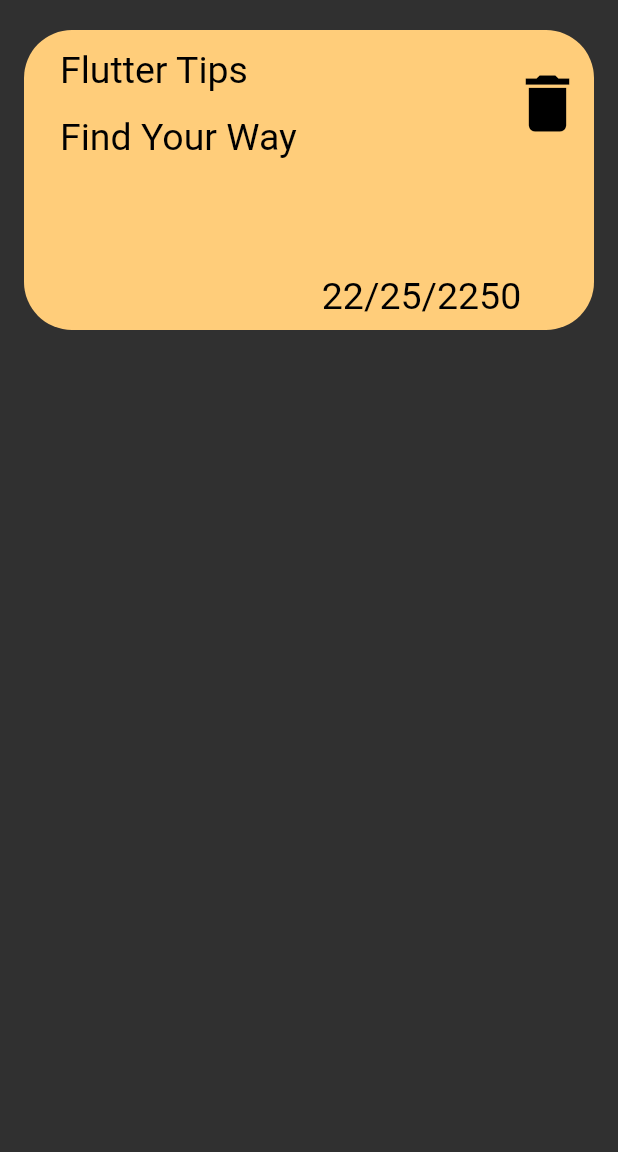
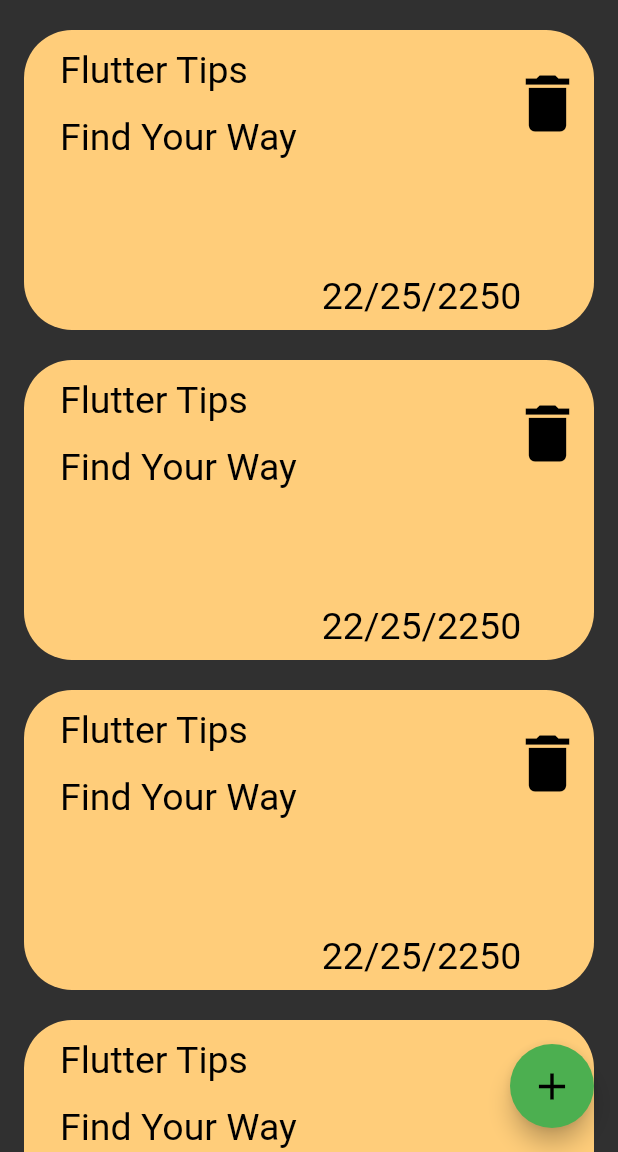
Before and after one commit to XMMX4K/notesalone, a Flutter app: the screen it shows after launch, on a phone screen of 412 x 824 dp, the part 84-1236 px from its top. Run offline on Flutter 3.47's test engine with Material 2 defaults, Android fonts, the phone set to English and light mode, and no system bars.

Commit message:
create model bottom sheet

```diff
--- a/lib/views/FirstView.dart
+++ b/lib/views/FirstView.dart
@@ -7,6 +7,20 @@ class MainView extends StatelessWidget {
   @override
   Widget build(BuildContext context) {
     return Scaffold(
+      floatingActionButton: FloatingActionButton(
+        backgroundColor: Colors.green,
+        onPressed: () {
+          showModalBottomSheet(
+              context: context,
+              builder: (BuildContext) {
+                return Container();
+              });
+        },
+        child: Icon(
+          Icons.add,
+          size: 30,
+        ),
+      ),
       appBar: AppBar(
         elevation: 0,
         title: Padding(
--- a/lib/widgets/NoteItems.dart
+++ b/lib/widgets/NoteItems.dart
@@ -15,7 +15,13 @@ class NoteItemsView extends StatelessWidget {
           SizedBox(
             height: 20,
           ),
-          NoteItemsBody()
+          Expanded(
+            child: ListView.builder(
+              itemBuilder: (context, index) {
+                return NoteItemsBody();
+              },
+            ),
+          )
         ],
       ),
     );
--- a/lib/widgets/NoteItemsBody.dart
+++ b/lib/widgets/NoteItemsBody.dart
@@ -9,7 +9,9 @@ class NoteItemsBody extends StatelessWidget {
 
   @override
   Widget build(BuildContext context) {
-    return Container(
+    return Padding(
+      padding: const EdgeInsets.only(bottom: 20),
+      child: Container(
         decoration: BoxDecoration(
             color: MColor, borderRadius: BorderRadius.all(Radius.circular(32))),
         width: MediaQuery.of(context).size.width,
@@ -34,6 +36,7 @@ class NoteItemsBody extends StatelessWidget {
             ),
           ],
         ),
+      ),
     );
   }
 }
```
Lines whose indentation alone changed are shown as unchanged.
